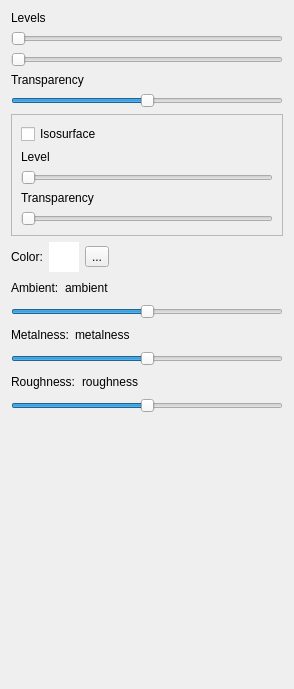
This is src/gui/main_window/volume_widget.ui in cppd/math as Qt 5 draws it before an edit. The edited form follows.
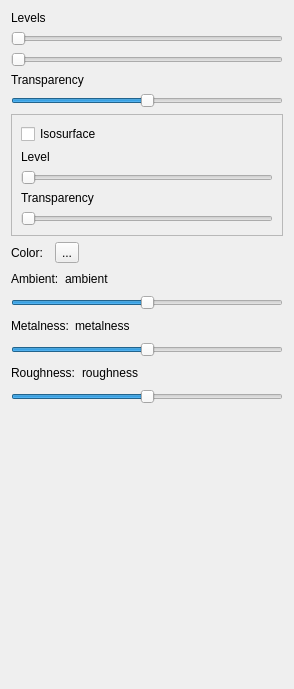
This is the edited form.

Commit message: main window widgets

Diff of the .ui file:
```diff
--- a/src/gui/main_window/volume_widget.ui
+++ b/src/gui/main_window/volume_widget.ui
@@ -116,76 +116,6 @@
      </item>
      <item>
       <widget class="QWidget" name="widget_color" native="true">
-       <property name="minimumSize">
-        <size>
-         <width>30</width>
-         <height>30</height>
-        </size>
-       </property>
-       <property name="palette">
-        <palette>
-         <active>
-          <colorrole role="Base">
-           <brush brushstyle="SolidPattern">
-            <color alpha="255">
-             <red>255</red>
-             <green>255</green>
-             <blue>255</blue>
-            </color>
-           </brush>
-          </colorrole>
-          <colorrole role="Window">
-           <brush brushstyle="SolidPattern">
-            <color alpha="255">
-             <red>255</red>
-             <green>255</green>
-             <blue>255</blue>
-            </color>
-           </brush>
-          </colorrole>
-         </active>
-         <inactive>
-          <colorrole role="Base">
-           <brush brushstyle="SolidPattern">
-            <color alpha="255">
-             <red>255</red>
-             <green>255</green>
-             <blue>255</blue>
-            </color>
-           </brush>
-          </colorrole>
-          <colorrole role="Window">
-           <brush brushstyle="SolidPattern">
-            <color alpha="255">
-             <red>255</red>
-             <green>255</green>
-             <blue>255</blue>
-            </color>
-           </brush>
-          </colorrole>
-         </inactive>
-         <disabled>
-          <colorrole role="Base">
-           <brush brushstyle="SolidPattern">
-            <color alpha="255">
-             <red>255</red>
-             <green>255</green>
-             <blue>255</blue>
-            </color>
-           </brush>
-          </colorrole>
-          <colorrole role="Window">
-           <brush brushstyle="SolidPattern">
-            <color alpha="255">
-             <red>255</red>
-             <green>255</green>
-             <blue>255</blue>
-            </color>
-           </brush>
-          </colorrole>
-         </disabled>
-        </palette>
-       </property>
        <property name="autoFillBackground">
         <bool>true</bool>
        </property>
```
The commit also changes 5 other files.
